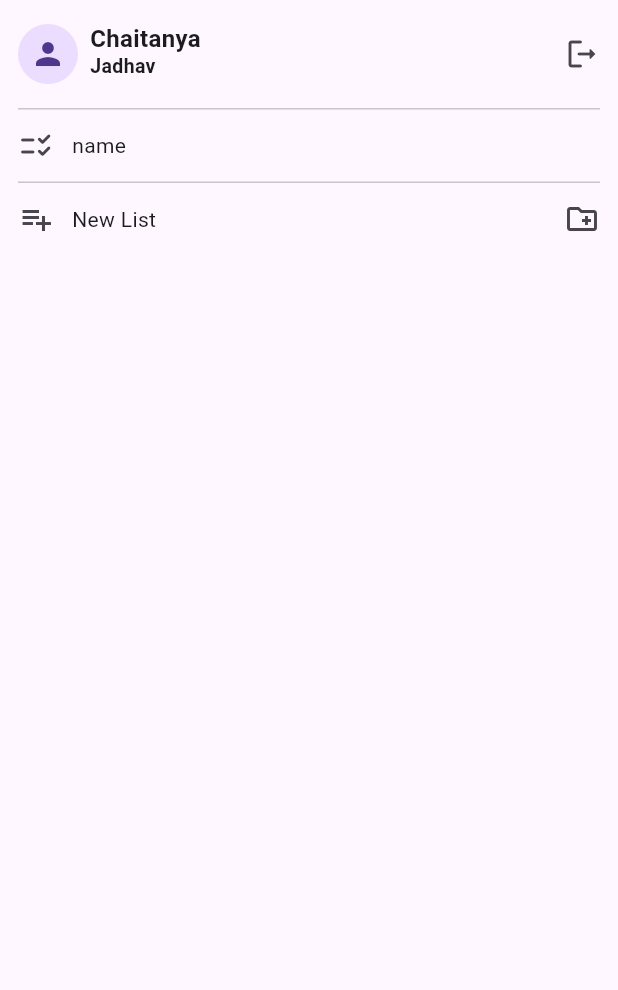
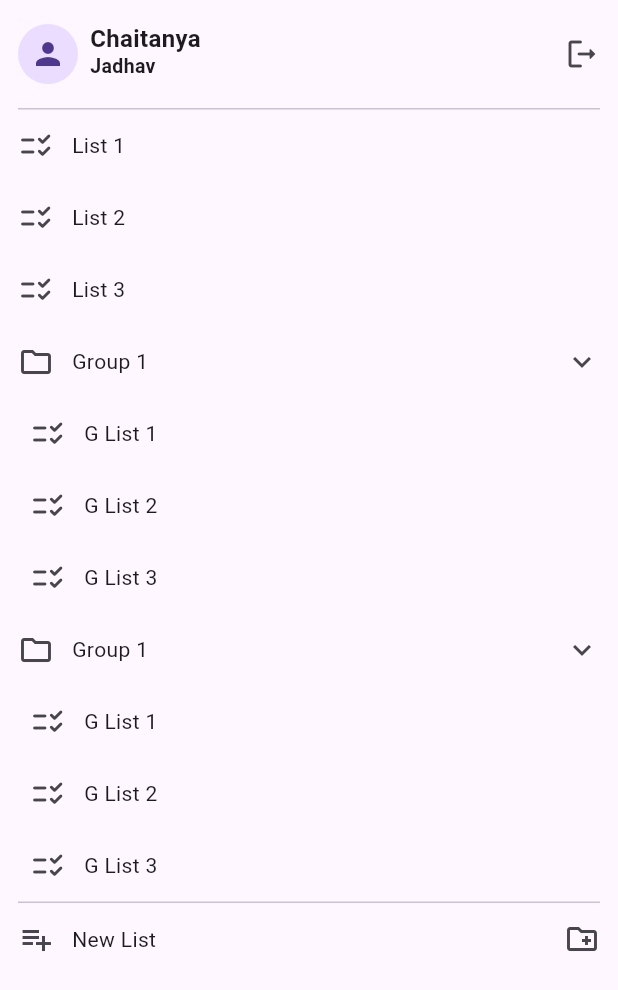
Before and after one commit to chaitanya634/tasks, a Flutter app: the ListMenu widget shown alone on an empty page, opened directly, on a phone screen of 412 x 824 dp. Shown: the top 990 px of the screen. Run offline on Flutter 3.47's test engine with Material 2 defaults, Android fonts, the phone set to English and light mode, and no system bars; drawn by our look-alikes of dynamic_color; our stand-ins replace google_fonts.

Commit message:
working on grouping lists

```diff
--- a/lib/data.dart
+++ b/lib/data.dart
@@ -1,11 +1,24 @@
 import 'package:flutter/material.dart';
 
-class Tasks {
-
-}
+class Tasks {}
 
 class MyData {
-  static List<MapEntry<String, Tasks>> myLists = [MapEntry('name', Tasks())];
-  static List<MapEntry<String, Map<String, Tasks>>> myFolders = [];
+  static List<MapEntry<String, Tasks>> myLists = [
+    MapEntry('List 1', Tasks()),
+    MapEntry('List 2', Tasks()),
+    MapEntry('List 3', Tasks()),
+  ];
 
+  static List<MapEntry<String, List<MapEntry<String, Tasks>>>> myFolders = [
+    MapEntry('Group 1', [
+      MapEntry('G List 1', Tasks()),
+      MapEntry('G List 2', Tasks()),
+      MapEntry('G List 3', Tasks()),
+    ]),
+    MapEntry('Group 1', [
+      MapEntry('G List 1', Tasks()),
+      MapEntry('G List 2', Tasks()),
+      MapEntry('G List 3', Tasks()),
+    ]),
+  ];
 }
--- a/lib/pages/list_menu.dart
+++ b/lib/pages/list_menu.dart
@@ -6,7 +6,8 @@ class ListMenu extends StatelessWidget {
   const ListMenu({Key? key}) : super(key: key);
   @override
   Widget build(BuildContext context) {
-    return Wrap(
+    return ListView(
+    shrinkWrap: true,
       children: [
         Padding(
           padding: const EdgeInsets.only(left: 12.0, top: 12.0, bottom: 12),
@@ -43,14 +44,45 @@ class ListMenu extends StatelessWidget {
                 .map((e) => Row(
                       children: [
                         IconButton(
-                            onPressed: () {}, icon: Icon(Icons.checklist_rtl_rounded)),
+                            onPressed: () {},
+                            icon: Icon(Icons.checklist_rtl_rounded)),
                         Text(e.key),
                       ],
                     ))
                 .toList()),
-        Column(),
+        Column(
+            children: MyData.myFolders.map((e) {
+          return Column(
+            children: [
+              Row(
+                children: [
+                  IconButton(
+                      onPressed: () {}, icon: Icon(Icons.folder_outlined)),
+                  Expanded(child: Text(e.key)),
+                  IconButton(onPressed: () {}, icon: Icon(Icons.expand_more))
+                ],
+              ),
+              Visibility(
+                visible: true,
+                child: Padding(
+                  padding: const EdgeInsets.only(left: 8.0),
+                  child: Column(
+                    children: e.value.map((e) => Row(
+                          children: [
+                            IconButton(
+                                onPressed: () {},
+                                icon: Icon(Icons.checklist_rtl_rounded)),
+                            Text(e.key),
+                          ],
+                        )).toList(),
+                  ),
+                ),
+              )
+            ],
+          );
+        }).toList()),
         if (MyData.myLists.isNotEmpty || MyData.myFolders.isNotEmpty)
-          Divider(indent: 12, endIndent: 12, height: 1),
+          const Divider(indent: 12, endIndent: 12, height: 1),
         InkWell(
           onTap: () {},
           child: Row(
```
Also changed, not shown: lib/test.dart (added, +59 -0 lines), 1 other file.
